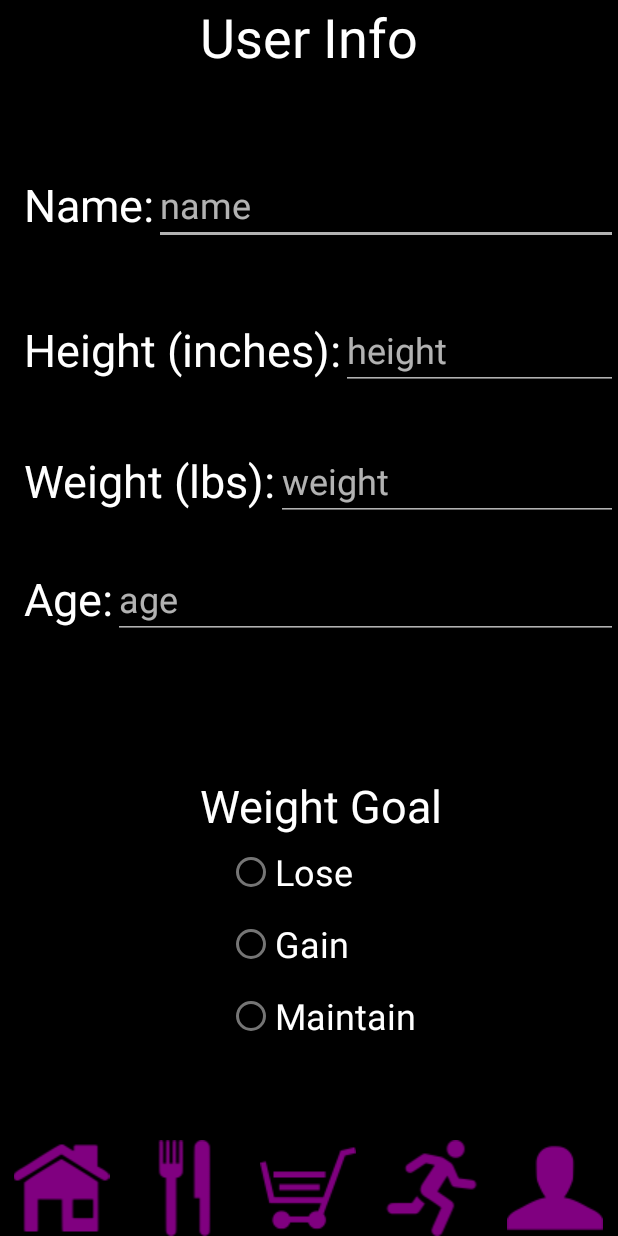
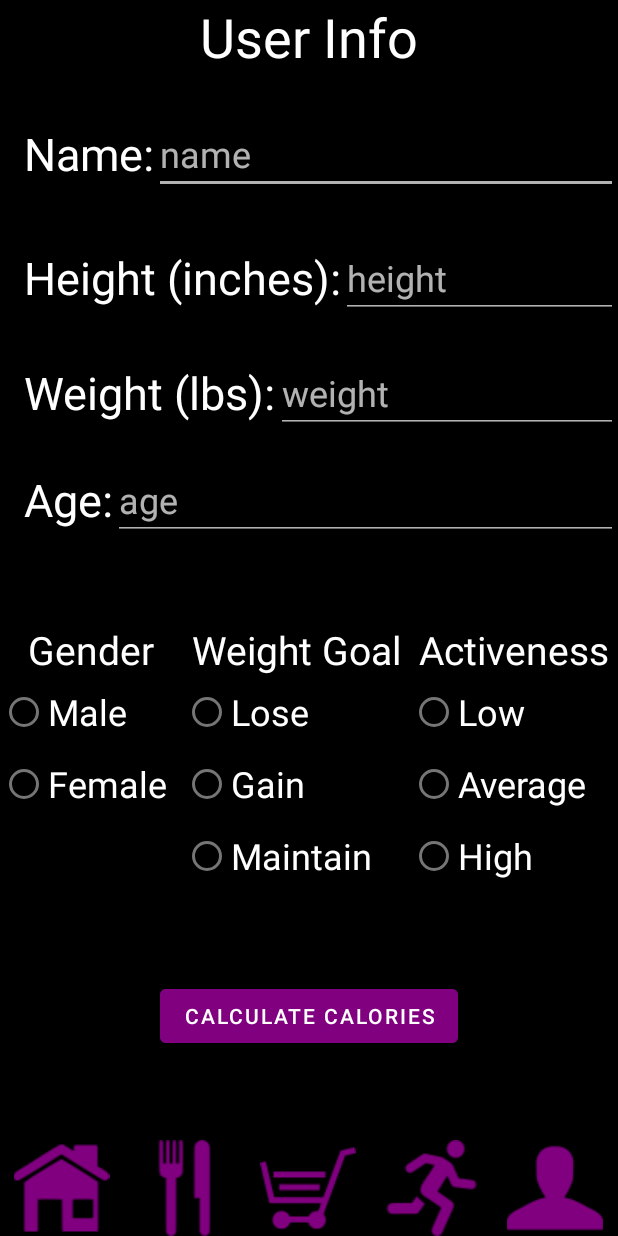
Before and after one commit to tilwe28/FitnessApp, an Android app: the Info screen opened directly, with no data from a screen before it, on a phone screen of 412 x 824 dp. Run offline under Robolectric (Android 15) with nearby library versions, the phone set to English and light mode, and no system bars.

Commit message:
Calcutated calories

```diff
--- a/app/src/main/java/com/example/fitnessapp/Info.java
+++ b/app/src/main/java/com/example/fitnessapp/Info.java
@@ -2,26 +2,38 @@ package com.example.fitnessapp;
 
 import androidx.appcompat.app.AppCompatActivity;
 
+import android.content.Context;
 import android.content.Intent;
 import android.os.Bundle;
 import android.text.Editable;
 import android.text.TextWatcher;
+import android.util.Log;
 import android.view.View;
 import android.widget.*;
 
 public class Info extends AppCompatActivity {
 
+    //widgets
     ImageView iv_homeIcon, iv_mealsIcon, iv_diaryIcon, iv_exerciseIcon, iv_infoIcon;
-    TextView tv_heading, tv_name, tv_height, tv_weight, tv_age, tv_weightGoal;
+    TextView tv_heading, tv_name, tv_height, tv_weight, tv_age, tv_weightGoal, tv_gender, tv_activeness;
     EditText et_name, et_height, et_weight, et_age;
-    RadioGroup rg_weightGoal;
-    RadioButton rb_lose, rb_gain, rb_maintain;
+    RadioGroup rg_weightGoal, rg_gender, rg_activeness;
+    RadioButton rb_lose, rb_gain, rb_maintain, rb_male, rb_female, rb_low, rb_average, rb_high;
+    Button b_calculate;
+
+    //attributes
+    String name="";
+    double height=0.0, weight=0.0, calories=0.0;
+    int age=0, gender=0, goal=0, activeness=0;//gender 0=male 1=female,goal -1=lose 0=maintain 1=gain, activeness -1=low 0=average 1=high
+
+    Context cont = this;
 
     @Override
     protected void onCreate(Bundle savedInstanceState) {
         super.onCreate(savedInstanceState);
         setContentView(R.layout.activity_info);
 
+        //navigation widgets
         iv_homeIcon = findViewById(R.id.id_navigation_image_homeIcon);
         iv_mealsIcon = findViewById(R.id.id_navigation_image_mealsIcon);
         iv_diaryIcon = findViewById(R.id.id_navigation_image_diaryIcon);
@@ -63,19 +75,159 @@ public class Info extends AppCompatActivity {
             }
         });
 
+        //Info widgets
         tv_heading = findViewById(R.id.id_info_textView_heading);
         tv_name = findViewById(R.id.id_info_textView_name);
         tv_height = findViewById(R.id.id_info_textView_height);
         tv_weight = findViewById(R.id.id_info_textView_weight);
         tv_age = findViewById(R.id.id_info_textView_age);
+        tv_weightGoal = findViewById(R.id.id_info_textView_weightGoal);
+        tv_gender = findViewById(R.id.id_info_textView_gender);
+        tv_activeness = findViewById(R.id.id_info_textView_activeness);
         et_name = findViewById(R.id.id_info_editText_name);
         et_height = findViewById(R.id.id_info_editText_height);
         et_weight = findViewById(R.id.id_info_editText_weight);
         et_age = findViewById(R.id.id_info_editText_age);
         rg_weightGoal = findViewById(R.id.id_info_radioGroup_weightGoal);
+        rg_gender = findViewById(R.id.id_info_radioGroup_gender);
+        rg_activeness = findViewById(R.id.id_info_radioGroup_activeness);
         rb_lose = findViewById(R.id.id_info_radioButton_lose);
         rb_gain = findViewById(R.id.id_info_radioButton_gain);
         rb_maintain = findViewById(R.id.id_info_radioButton_maintain);
+        rb_male = findViewById(R.id.id_info_radioButton_male);
+        rb_female = findViewById(R.id.id_info_radioButton_female);
+        rb_low = findViewById(R.id.id_info_radioButton_low);
+        rb_average = findViewById(R.id.id_info_radioButton_average);
+        rb_high = findViewById(R.id.id_info_radioButton_high);
+        b_calculate = findViewById(R.id.id_info_button_calculate);
+
+        //receiving information
+        et_name.addTextChangedListener(new TextWatcher() {
+            @Override
+            public void beforeTextChanged(CharSequence s, int start, int count, int after) {
+
+            }
+
+            @Override
+            public void onTextChanged(CharSequence s, int start, int before, int count) {
+                name = s.toString();
+            }
+
+            @Override
+            public void afterTextChanged(Editable s) {
+                name.toString();
+            }
+        });
+        et_height.addTextChangedListener(new TextWatcher() {
+            @Override
+            public void beforeTextChanged(CharSequence s, int start, int count, int after) {
+
+            }
+
+            @Override
+            public void onTextChanged(CharSequence s, int start, int before, int count) {
+
+            }
+
+            @Override
+            public void afterTextChanged(Editable s) {
+                try {
+                    height = Double.parseDouble(s.toString());
+                } catch (Exception e) {
+                    e.printStackTrace();
+                }
+            }
+        });
+        et_weight.addTextChangedListener(new TextWatcher() {
+            @Override
+            public void beforeTextChanged(CharSequence s, int start, int count, int after) {
+
+            }
+
+            @Override
+            public void onTextChanged(CharSequence s, int start, int before, int count) {
+
+            }
+
+            @Override
+            public void afterTextChanged(Editable s) {
+                try {
+                    weight = Double.parseDouble(s.toString());
+                } catch (Exception e) {
+                    e.printStackTrace();
+                }
+            }
+        });
+        et_age.addTextChangedListener(new TextWatcher() {
+            @Override
+            public void beforeTextChanged(CharSequence s, int start, int count, int after) {
+
+            }
+
+            @Override
+            public void onTextChanged(CharSequence s, int start, int before, int count) {
+
+            }
+
+            @Override
+            public void afterTextChanged(Editable s) {
+                try {
+                    age = Integer.parseInt(s.toString());
+                } catch (Exception e) {
+                    e.printStackTrace();
+                }
+            }
+        });
+        rg_gender.setOnCheckedChangeListener(new RadioGroup.OnCheckedChangeListener() {
+            @Override
+            public void onCheckedChanged(RadioGroup group, int checkedId) {
+                if (checkedId == rb_male.getId())
+                    gender = 0;
+                else gender = 1;
+            }
+        });
+        rg_weightGoal.setOnCheckedChangeListener(new RadioGroup.OnCheckedChangeListener() {
+            @Override
+            public void onCheckedChanged(RadioGroup group, int checkedId) {
+                if (checkedId == rb_lose.getId())
+                    goal = -1;
+                else if (checkedId == rb_maintain.getId())
+                    goal = 0;
+                else goal = 1;
+            }
+        });
+        rg_activeness.setOnCheckedChangeListener(new RadioGroup.OnCheckedChangeListener() {
+            @Override
+            public void onCheckedChanged(RadioGroup group, int checkedId) {
+                if (checkedId == rb_low.getId())
+                    activeness = -1;
+                else if (checkedId == rb_average.getId())
+                    activeness = 0;
+                else activeness = 1;
+            }
+        });
+
+        //calculating calories
+        b_calculate.setOnClickListener(new View.OnClickListener() {
+            @Override
+            public void onClick(View v) {
+                if (gender==0)
+                    calories = 88.362 + (13.397*weight*.453592) + (4.799*height*2.54) - (5.677*age);
+                else
+                    calories = 447.593 + (9.247*weight*.453592) + (3.098*height*2.54) - (4.33*age);
+
+                if (activeness==-1)
+                    calories *= 1.2;
+                else if (activeness==0)
+                    calories *= 1.3;
+                else calories *= 1.4;
+
+                if (goal==-1)
+                    calories -= 200;
+                else if (goal==1)
+                    calories += 200;
+            }
+        });
     }
 
     public void clearText(View v) {
--- a/app/src/main/res/layout/activity_info.xml
+++ b/app/src/main/res/layout/activity_info.xml
@@ -39,7 +39,7 @@
         app:layout_constraintHorizontal_bias="0.05"
         app:layout_constraintStart_toStartOf="parent"
         app:layout_constraintTop_toBottomOf="@+id/id_info_textView_heading"
-        app:layout_constraintVertical_bias="0.1" />
+        app:layout_constraintVertical_bias="0.05" />
 
     <EditText
         android:id="@+id/id_info_editText_name"
@@ -71,7 +71,7 @@
         app:layout_constraintHorizontal_bias="0.0"
         app:layout_constraintStart_toStartOf="@+id/id_info_textView_name"
         app:layout_constraintTop_toBottomOf="@+id/id_info_textView_name"
-        app:layout_constraintVertical_bias="0.1" />
+        app:layout_constraintVertical_bias="0.07" />
 
     <EditText
         android:id="@+id/id_info_editText_height"
@@ -80,7 +80,7 @@
         android:alpha="0.7"
         android:backgroundTint="#FFFFFF"
         android:ems="10"
-        android:inputType="textPersonName"
+        android:inputType="numberDecimal"
         android:onClick="clearText"
         android:text="height"
         android:textColor="#FFFFFF"
@@ -103,7 +103,7 @@
         app:layout_constraintHorizontal_bias="0.0"
         app:layout_constraintStart_toStartOf="@+id/id_info_textView_height"
         app:layout_constraintTop_toBottomOf="@+id/id_info_textView_height"
-        app:layout_constraintVertical_bias="0.1" />
+        app:layout_constraintVertical_bias="0.07" />
 
     <EditText
         android:id="@+id/id_info_editText_weight"
@@ -112,7 +112,7 @@
         android:alpha="0.7"
         android:backgroundTint="#FFFFFF"
         android:ems="10"
-        android:inputType="textPersonName"
+        android:inputType="numberDecimal"
         android:onClick="clearText"
         android:text="weight"
         android:textColor="#FFFFFF"
@@ -135,7 +135,7 @@
         app:layout_constraintHorizontal_bias="0.0"
         app:layout_constraintStart_toStartOf="@+id/id_info_textView_weight"
         app:layout_constraintTop_toBottomOf="@+id/id_info_textView_weight"
-        app:layout_constraintVertical_bias="0.1" />
+        app:layout_constraintVertical_bias="0.07" />
 
     <EditText
         android:id="@+id/id_info_editText_age"
@@ -155,15 +155,64 @@
         app:layout_constraintStart_toEndOf="@+id/id_info_textView_age"
         app:layout_constraintTop_toTopOf="@+id/id_info_textView_age" />
 
+    <LinearLayout
+        android:id="@+id/id_info_linearLayout_radioGroups"
+        android:layout_width="0dp"
+        android:layout_height="wrap_content"
+        android:orientation="horizontal"
+        android:weightSum=".3"
+        app:layout_constraintBottom_toTopOf="@+id/navigationView"
+        app:layout_constraintEnd_toEndOf="parent"
+        app:layout_constraintStart_toStartOf="parent"
+        app:layout_constraintTop_toBottomOf="@+id/id_info_editText_age"
+        app:layout_constraintVertical_bias="0.25">
+
+        <RadioGroup
+            android:id="@+id/id_info_radioGroup_gender"
+            android:layout_width="wrap_content"
+            android:layout_height="wrap_content"
+            android:layout_weight=".1">
+
+            <TextView
+                android:id="@+id/id_info_textView_gender"
+                android:layout_width="match_parent"
+                android:layout_height="wrap_content"
+                android:gravity="center_horizontal"
+                android:text="Gender"
+                android:textColor="#FFFFFF"
+                android:textSize="26sp" />
+
+            <RadioButton
+                android:id="@+id/id_info_radioButton_male"
+                android:layout_width="match_parent"
+                android:layout_height="wrap_content"
+                android:text="Male"
+                android:textColor="#FFFFFF"
+                android:textSize="24sp" />
+
+            <RadioButton
+                android:id="@+id/id_info_radioButton_female"
+                android:layout_width="match_parent"
+                android:layout_height="wrap_content"
+                android:text="Female"
+                android:textColor="#FFFFFF"
+                android:textSize="24sp" />
+        </RadioGroup>
+
         <RadioGroup
             android:id="@+id/id_info_radioGroup_weightGoal"
             android:layout_width="wrap_content"
             android:layout_height="wrap_content"
-        app:layout_constraintBottom_toTopOf="@+id/navigationView"
-        app:layout_constraintEnd_toEndOf="parent"
-        app:layout_constraintStart_toStartOf="@+id/id_info_textView_age"
-        app:layout_constraintTop_toBottomOf="@+id/id_info_textView_age"
-        app:layout_constraintVertical_bias="0.7">
+            android:layout_weight=".1">
+
+            <TextView
+                android:id="@+id/id_info_textView_weightGoal"
+                android:layout_width="match_parent"
+                android:layout_height="wrap_content"
+                android:gravity="center"
+                android:text="Weight Goal"
+                android:textColor="#FFFFFF"
+                android:textSize="26sp" />
 
             <RadioButton
                 android:id="@+id/id_info_radioButton_lose"
@@ -190,17 +239,56 @@
                 android:textSize="24sp" />
         </RadioGroup>
 
-    <TextView
-        android:id="@+id/textView"
+        <RadioGroup
+            android:id="@+id/id_info_radioGroup_activeness"
             android:layout_width="wrap_content"
             android:layout_height="wrap_content"
-        android:text="Weight Goal"
+            android:layout_weight=".1">
+
+            <TextView
+                android:id="@+id/id_info_textView_activeness"
+                android:layout_width="match_parent"
+                android:layout_height="wrap_content"
+                android:gravity="center_horizontal"
+                android:text="Activeness"
                 android:textColor="#FFFFFF"
-        android:textSize="30sp"
-        app:layout_constraintBottom_toTopOf="@+id/id_info_radioGroup_weightGoal"
-        app:layout_constraintEnd_toEndOf="@+id/id_info_radioGroup_weightGoal"
-        app:layout_constraintStart_toStartOf="@+id/id_info_radioGroup_weightGoal"
-        app:layout_constraintTop_toBottomOf="@+id/id_info_textView_age"
-        app:layout_constraintVertical_bias="1.0" />
+                android:textSize="26sp" />
+
+            <RadioButton
+                android:id="@+id/id_info_radioButton_low"
+                android:layout_width="match_parent"
+                android:layout_height="wrap_content"
+                android:text="Low"
+                android:textColor="#FFFFFF"
+                android:textSize="24sp" />
+
+            <RadioButton
+                android:id="@+id/id_info_radioButton_average"
+                android:layout_width="match_parent"
+                android:layout_height="wrap_content"
+                android:text="Average"
+                android:textColor="#FFFFFF"
+                android:textSize="24sp" />
+
+            <RadioButton
+                android:id="@+id/id_info_radioButton_high"
+                android:layout_width="match_parent"
+                android:layout_height="wrap_content"
+                android:text="High"
+                android:textColor="#FFFFFF"
+                android:textSize="24sp" />
+        </RadioGroup>
+    </LinearLayout>
+
+    <Button
+        android:id="@+id/id_info_button_calculate"
+        android:layout_width="wrap_content"
+        android:layout_height="wrap_content"
+        android:backgroundTint="#800080"
+        android:text="Calculate calories"
+        app:layout_constraintBottom_toTopOf="@+id/navigationView"
+        app:layout_constraintEnd_toEndOf="parent"
+        app:layout_constraintStart_toStartOf="parent"
+        app:layout_constraintTop_toBottomOf="@+id/id_info_linearLayout_radioGroups" />
 
 </androidx.constraintlayout.widget.ConstraintLayout>
```
Lines whose indentation alone changed are shown as unchanged.
